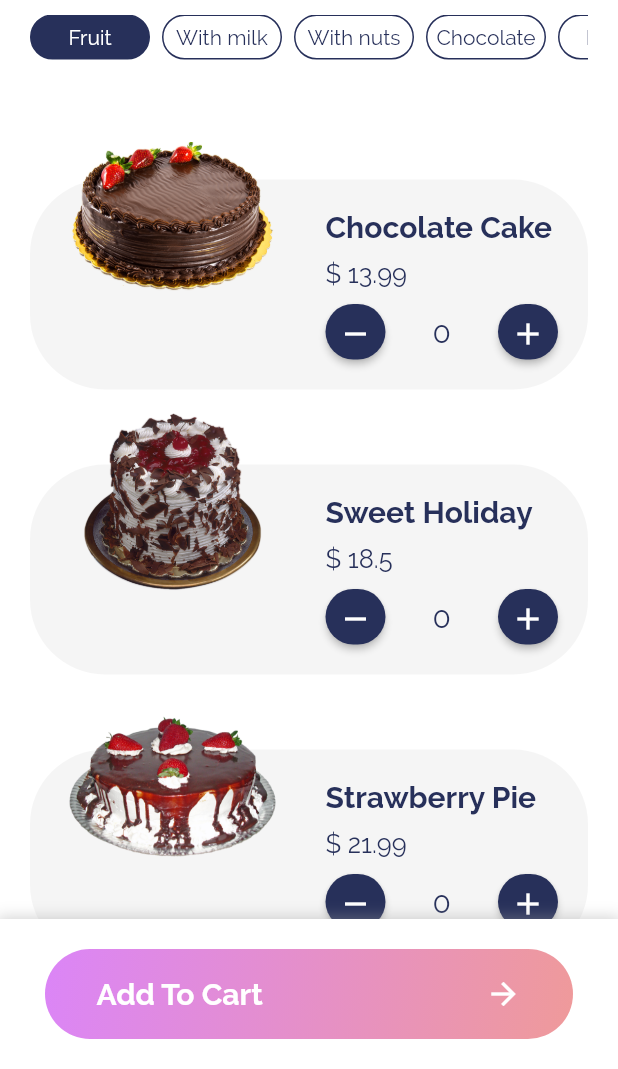
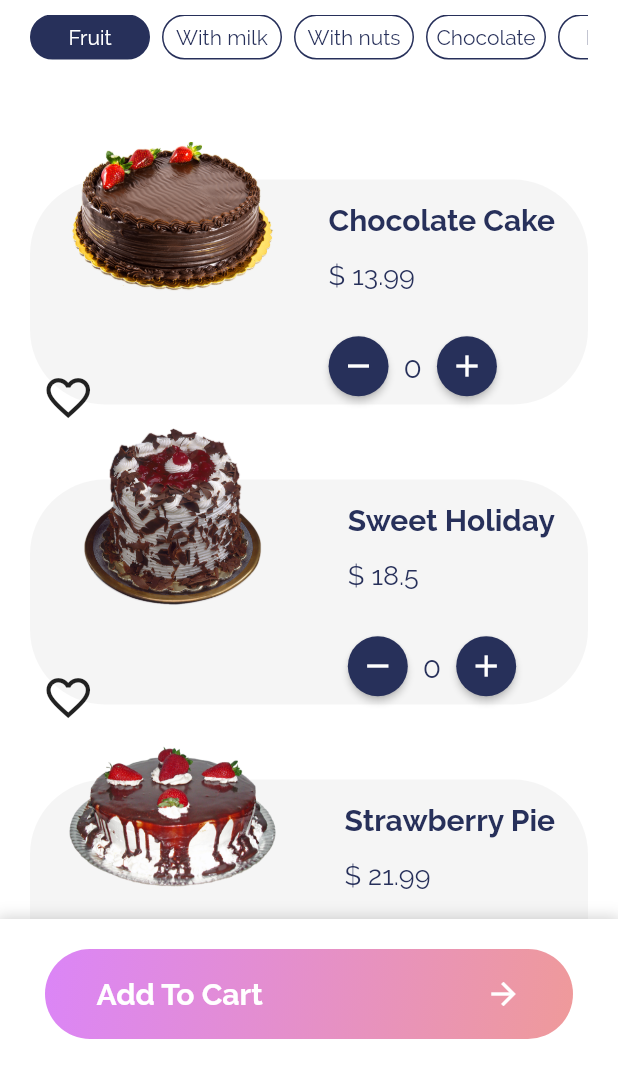
Before and after one commit to AlaaElsweedy/DessertsApp, a Flutter app: the screen it shows after launch, on a phone screen of 412 x 824 dp, the part 167-1236 px from its top. Run offline on Flutter 3.47's test engine with Material 2 defaults, Android fonts, the phone set to English and light mode, and no system bars.

Commit message:
update product widget and add favorite icon button

```diff
--- a/lib/main.dart
+++ b/lib/main.dart
@@ -1,4 +1,4 @@
-import 'package:desserts_app/provider/product.dart';
+import 'package:desserts_app/providers/product_provider.dart';
 import 'package:desserts_app/screens/detail_screen.dart';
 import 'package:desserts_app/screens/home_screen.dart';
 import 'package:flutter/material.dart';
@@ -16,9 +16,6 @@ class MyApp extends StatelessWidget {
         ChangeNotifierProvider.value(
           value: ListProduct(),
         ),
-        ChangeNotifierProvider.value(
-          value: ListProduct(),
-        )
       ],
       child: MaterialApp(
         debugShowCheckedModeBanner: false,
--- /dev/null
+++ b/lib/providers/categories_provider.dart
@@ -0,0 +1,20 @@
+import 'package:flutter/foundation.dart';
+
+class Categories {
+  final String id;
+  final String title;
+
+  Categories({this.id, this.title});
+}
+
+class CategoryList with ChangeNotifier {
+  List<Categories> _categories = [
+    Categories(id: 'fruit', title: 'Fruit'),
+    Categories(id: 'with milk', title: 'With milk'),
+    Categories(id: 'with nuts', title: 'With nuts'),
+    Categories(id: 'chocolate', title: 'Chocolate'),
+    Categories(id: 'biscuit', title: 'Biscuit'),
+  ];
+
+  List<Categories> get categories => _categories;
+}
--- a/lib/provider/product.dart
+++ b/lib/providers/product_provider.dart
@@ -7,14 +7,16 @@ class Product with ChangeNotifier {
   final String image;
   final double price;
   int quantity;
+  bool isFavorite;
 
   Product({
-    this.id,
-    this.title,
-    this.ingredients,
-    this.image,
-    this.price,
+    @required this.id,
+    @required this.title,
+    @required this.ingredients,
+    @required this.image,
+    @required this.price,
     this.quantity = 0,
+    this.isFavorite = false,
   });
 
   incrementQuantity() {
@@ -30,6 +32,11 @@ class Product with ChangeNotifier {
     }
     notifyListeners();
   }
+
+  void toggleFavoriteStatus() {
+    isFavorite = !isFavorite;
+    notifyListeners();
+  }
 }
 
 class ListProduct with ChangeNotifier {
@@ -43,8 +50,8 @@ class ListProduct with ChangeNotifier {
       price: 13.99,
     ),
     Product(
+      id: 'p2',
       title: 'Sweet Holiday',
-      id: 'p2',
       ingredients:
           'Flour, Sugar, Eggs, Butter or Oil or Margarine, A liquid and a leavening agent such as baking soda or baking powder. Common additional ingredients and flavourings include dried, candied or fresh fruit, nuts, cocoa and extracts such as vanilla with numerous substitutions for the primary ingredients',
       image: 'assets/images/sweet_holiday.png',
@@ -68,7 +75,7 @@ class ListProduct with ChangeNotifier {
     ),
   ];
 
-  List<Product> get products => _products;
+  List<Product> get products => [..._products];
 
   Product findById(String id) {
     return _products.firstWhere((element) => element.id == id);
--- a/lib/screens/detail_screen.dart
+++ b/lib/screens/detail_screen.dart
@@ -1,5 +1,5 @@
 import 'package:desserts_app/data.dart';
-import 'package:desserts_app/provider/product.dart';
+import 'package:desserts_app/providers/product_provider.dart';
 import 'package:flutter/material.dart';
 import 'package:provider/provider.dart';
 
@@ -45,9 +45,12 @@ class DetailScreen extends StatelessWidget {
                     ),
                     Container(
                       alignment: Alignment.center,
-                      child: Image.asset(
-                        product.image,
-                        height: headerHeight * 0.6,
+                      child: Hero(
+                        tag: product.title,
+                        child: Image.asset(
+                          product.image,
+                          height: headerHeight * 0.6,
+                        ),
                       ),
                     ),
                   ],
@@ -87,18 +90,11 @@ class DetailScreen extends StatelessWidget {
                               fontWeight: FontWeight.bold,
                             ),
                           ),
-                          Container(
-                            decoration: BoxDecoration(
-                              border:
-                                  Border.all(color: secondaryColor, width: 2),
-                              borderRadius: BorderRadius.circular(15),
-                            ),
-                            child: IconButton(
-                              icon: Icon(
-                                Icons.favorite_border_sharp,
-                                color: secondaryColor,
-                              ),
-                              onPressed: () {},
+                          Text(
+                            '\$${product.price}',
+                            style: TextStyle(
+                              fontSize: 23,
+                              fontWeight: FontWeight.bold,
                             ),
                           ),
                         ],
--- a/lib/screens/home_screen.dart
+++ b/lib/screens/home_screen.dart
@@ -1,5 +1,6 @@
 import 'package:desserts_app/data.dart';
-import 'package:desserts_app/provider/product.dart';
+import 'package:desserts_app/providers/categories_provider.dart';
+import 'package:desserts_app/providers/product_provider.dart';
 import 'package:desserts_app/widgets/home_bottom_section_widget.dart';
 import 'package:desserts_app/widgets/home_header_widget.dart';
 import 'package:desserts_app/widgets/product_widget.dart';
@@ -41,7 +42,10 @@ class HomePage extends StatelessWidget {
               crossAxisAlignment: CrossAxisAlignment.start,
               children: [
                 const SizedBox(height: 20),
-                HomeHeaderWidget(),
+                ChangeNotifierProvider.value(
+                  value: CategoryList(),
+                  child: HomeHeaderWidget(),
+                ),
                 Expanded(
                   child: ListView.builder(
                     padding: const EdgeInsets.only(top: 80, bottom: 120),
--- a/lib/widgets/home_header_widget.dart
+++ b/lib/widgets/home_header_widget.dart
@@ -1,5 +1,7 @@
 import 'package:desserts_app/data.dart';
+import 'package:desserts_app/providers/categories_provider.dart';
 import 'package:flutter/material.dart';
+import 'package:provider/provider.dart';
 
 class HomeHeaderWidget extends StatefulWidget {
   @override
@@ -8,16 +10,9 @@ class HomeHeaderWidget extends StatefulWidget {
 
 class _HomeHeaderWidgetState extends State<HomeHeaderWidget> {
   int currentIndex = 0;
-  final List<String> categories = const [
-    'Fruit',
-    'With milk',
-    'With nuts',
-    'Chocolate',
-    'Biscuit ',
-  ];
-
   @override
   Widget build(BuildContext context) {
+    final categories = Provider.of<CategoryList>(context).categories;
     return Column(
       crossAxisAlignment: CrossAxisAlignment.start,
       children: [
@@ -37,14 +32,17 @@ class _HomeHeaderWidgetState extends State<HomeHeaderWidget> {
           child: ListView.builder(
             scrollDirection: Axis.horizontal,
             itemCount: categories.length,
-            itemBuilder: (context, index) => buildCategory(index),
+            itemBuilder: (context, index) => buildCategory(
+              index,
+              categories[index].title,
+            ),
           ),
         ),
       ],
     );
   }
 
-  Widget buildCategory(int index) {
+  Widget buildCategory(int index, String title) {
     return GestureDetector(
       onTap: () {
         setState(() {
@@ -61,7 +59,7 @@ class _HomeHeaderWidgetState extends State<HomeHeaderWidget> {
           border: Border.all(color: primaryColor),
         ),
         child: Text(
-          categories[index],
+          title,
           style: TextStyle(
             color: currentIndex == index ? Colors.white : primaryColor,
           ),
--- a/lib/widgets/product_widget.dart
+++ b/lib/widgets/product_widget.dart
@@ -1,5 +1,5 @@
 import 'package:desserts_app/data.dart';
-import 'package:desserts_app/provider/product.dart';
+import 'package:desserts_app/providers/product_provider.dart';
 import 'package:desserts_app/screens/detail_screen.dart';
 import 'package:flutter/material.dart';
 import 'package:provider/provider.dart';
@@ -8,25 +8,44 @@ class ProductWidget extends StatelessWidget {
   @override
   Widget build(BuildContext context) {
     final item = Provider.of<Product>(context);
-    return Stack(
-      children: [
-        Container(
-          alignment: Alignment.topRight,
+    return Container(
       margin: EdgeInsets.only(bottom: 50),
-          height: 140,
+      padding: EdgeInsets.only(right: 22),
+      height: 150,
       width: double.infinity,
       decoration: BoxDecoration(
         color: Color.fromRGBO(245, 245, 245, 1),
         borderRadius: BorderRadius.circular(50),
       ),
-          child: Padding(
-            padding: const EdgeInsets.only(right: 20, top: 20),
-            child: Container(
-              width: 155,
       child: Column(
+        children: [
+          Row(
+            mainAxisAlignment: MainAxisAlignment.spaceBetween,
+            children: [
+              Container(
+                color: Colors.transparent,
+                height: 120,
+                width: 140,
+                child: Transform.translate(
+                  offset: Offset(25, -35),
+                  child: GestureDetector(
+                    onTap: () => Navigator.of(context).pushNamed(
+                      DetailScreen.routeName,
+                      arguments: item.id,
+                    ),
+                    child: Image.asset(
+                      item.image,
+                      fit: BoxFit.contain,
+                    ),
+                  ),
+                ),
+              ),
+              Column(
                 crossAxisAlignment: CrossAxisAlignment.start,
                 children: [
-                  Text(
+                  Padding(
+                    padding: const EdgeInsets.only(top: 10.0),
+                    child: Text(
                       item.title,
                       softWrap: true,
                       style: TextStyle(
@@ -35,21 +54,19 @@ class ProductWidget extends StatelessWidget {
                         fontWeight: FontWeight.bold,
                       ),
                     ),
-                  SizedBox(height: 10),
+                  ),
+                  const SizedBox(height: 15),
                   Text(
                     '\$ ${item.price}',
                     style: TextStyle(
                       color: primaryColor,
-                      fontSize: 17,
+                      fontSize: 18,
                       fontWeight: FontWeight.w400,
                     ),
                   ),
-                  SizedBox(height: 10),
-                  Expanded(
-                    child: Padding(
-                      padding: const EdgeInsets.only(bottom: 20),
+                  Transform.translate(
+                    offset: Offset(0, 30),
                     child: Row(
-                        mainAxisAlignment: MainAxisAlignment.spaceBetween,
                       children: [
                         buildRaisedButton(
                           icon: Icon(
@@ -60,6 +77,7 @@ class ProductWidget extends StatelessWidget {
                             item.decrementQuantity();
                           },
                         ),
+                        const SizedBox(width: 10),
                         Text(
                           '${item.quantity}',
                           style: TextStyle(
@@ -67,6 +85,7 @@ class ProductWidget extends StatelessWidget {
                             fontSize: 20,
                           ),
                         ),
+                        const SizedBox(width: 10),
                         buildRaisedButton(
                           icon: Icon(
                             Icons.add,
@@ -79,34 +98,31 @@ class ProductWidget extends StatelessWidget {
                       ],
                     ),
                   ),
+                ],
+              ),
+            ],
+          ),
+          Expanded(
+            child: Row(
+              mainAxisAlignment: MainAxisAlignment.spaceBetween,
+              children: [
+                IconButton(
+                  icon: Icon(
+                    item.isFavorite ? Icons.favorite : Icons.favorite_border,
+                    size: 35,
+                  ),
+                  onPressed: () {
+                    item.toggleFavoriteStatus();
+                  },
+                ),
+                Row(
+                  children: [],
                 ),
               ],
             ),
           ),
+        ],
       ),
-        ),
-
-        //-------------- Image ---------------
-        GestureDetector(
-          onTap: () => Navigator.of(context).pushNamed(
-            DetailScreen.routeName,
-            arguments: item.id,
-          ),
-          child: Container(
-            color: Colors.transparent,
-            height: 120,
-            width: 140,
-            child: Transform.translate(
-              offset: Offset(25, -35),
-              child: Image.asset(
-                item.image,
-                fit: BoxFit.contain,
-              ),
-            ),
-          ),
-        ),
-        //------------------ End of Image ---------------
-      ],
     );
   }
 
```
Lines whose indentation alone changed are shown as unchanged.
